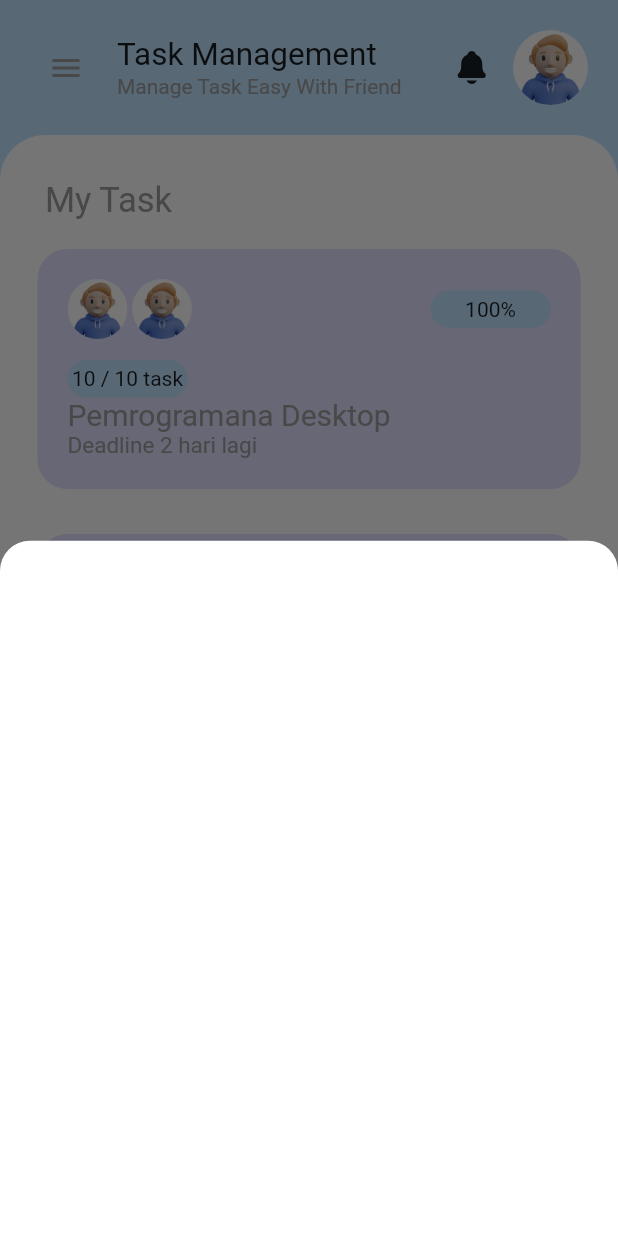
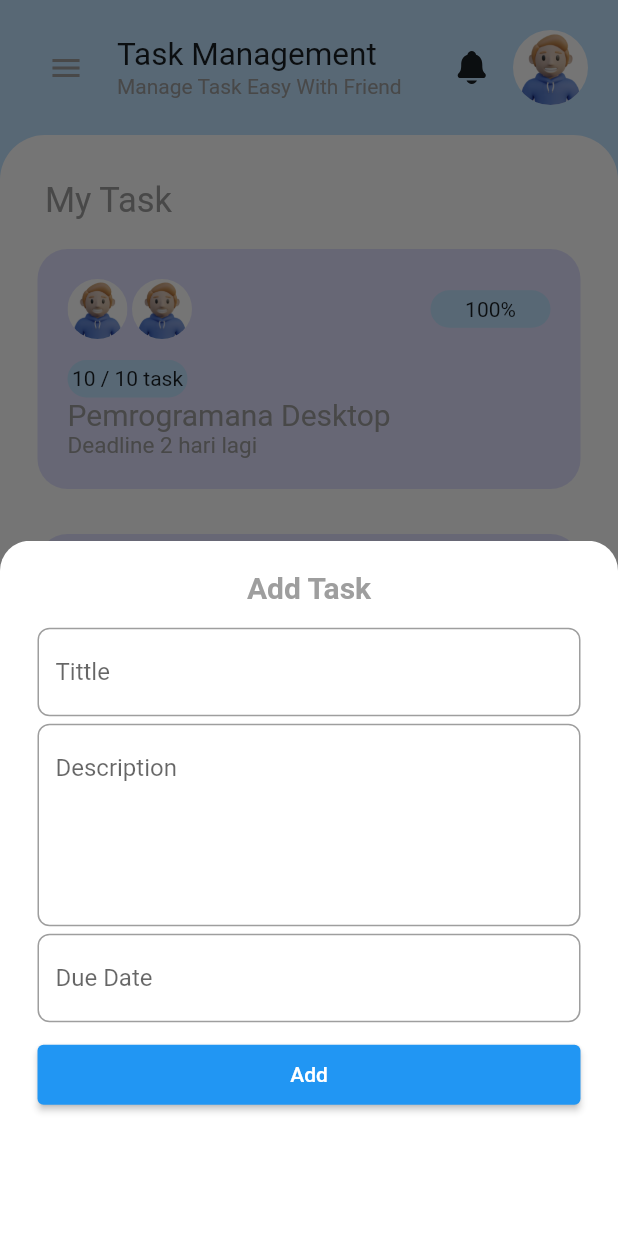
Before and after one commit to Prasetya36/task_management_app, a Flutter app: the TaskView screen opened by its route, scrolled down 576 dp, after a tap on "Add Task", on a phone screen of 412 x 824 dp. Run offline on Flutter 3.47's test engine with Material 2 defaults, Android fonts, the light colour scheme and no system bars; drawn by our look-alikes of date_time_picker; our stand-ins replace cloud_firestore, firebase_auth, firebase_core, get, google_sign_in, ionicons; accounts and stored records are empty.

Commit message:
Add Data Task to Firestore Database

```diff
--- a/lib/app/modules/task/controllers/task_controller.dart
+++ b/lib/app/modules/task/controllers/task_controller.dart
@@ -1,12 +1,26 @@
+import 'package:cloud_firestore/cloud_firestore.dart';
+import 'package:firebase_auth/firebase_auth.dart';
+import 'package:flutter/material.dart';
 import 'package:get/get.dart';
+import 'package:task_management_app/app/data/controller/auth_controller.dart';
 
 class TaskController extends GetxController {
-  //TODO: Implement TaskController
+  FirebaseFirestore firestore = FirebaseFirestore.instance;
+  FirebaseAuth auth = FirebaseAuth.instance;
+  final GlobalKey<FormState> formKey = GlobalKey<FormState>();
+  final authC = Get.find<AuthController>();
+
+  late TextEditingController tittleController,
+      descriptionsController,
+      dueDateController;
 
   final count = 0.obs;
   @override
   void onInit() {
     super.onInit();
+    tittleController = TextEditingController();
+    descriptionsController = TextEditingController();
+    dueDateController = TextEditingController();
   }
 
   @override
@@ -17,7 +31,66 @@ class TaskController extends GetxController {
   @override
   void onClose() {
     super.onClose();
+    tittleController.dispose();
+    descriptionsController.dispose();
+    dueDateController.dispose();
   }
 
-  void increment() => count.value++;
+  void saveUpdateTask(
+    String? tittle,
+    String? description,
+    String? dueDate,
+    String? docId,
+    String? type,
+  ) async {
+    print(tittle);
+    print(description);
+    print(dueDate);
+    print(docId);
+    print(type);
+    final isValid = formKey.currentState!.validate();
+    if (!isValid) {
+      return;
+    }
+    formKey.currentState!.save();
+    CollectionReference taskColl = firestore.collection('task');
+    CollectionReference usersColl = firestore.collection('users');
+    var taskId = DateTime.now().toIso8601String();
+
+    if (type == 'Add') {
+      await taskColl.doc(taskId).set({
+        'tittle': tittle,
+        'decription': description,
+        'dueDate': dueDate,
+        'status': '0',
+        'total_task': '0',
+        'total_task_finished': '0',
+        'task_detail': [],
+        'asign_to': [authC.auth.currentUser!.email],
+        'created_by': authC.auth.currentUser!.email,
+      }).whenComplete(() async {
+        await usersColl.doc(authC.auth.currentUser!.email).set({
+          'tasl_id': FieldValue.arrayUnion([taskId])
+        }, SetOptions(merge: true));
+        Get.back();
+        Get.snackbar('Task', 'Succesfully $type');
+      }).catchError((error) {
+        Get.snackbar('Task', 'Error $type');
+      });
+    } else {
+      await taskColl.doc(docId).update({
+        'tittle': tittle,
+        'decription': description,
+        'dueDate': dueDate,
+      }).whenComplete(() async {
+        await usersColl.doc(authC.auth.currentUser!.email).set({
+          'tasl_id': FieldValue.arrayUnion([taskId])
+        }, SetOptions(merge: true));
+        Get.back();
+        Get.snackbar('Task', 'Succesfully $type');
+      }).catchError((error) {
+        Get.snackbar('Task', 'Error $type');
+      });
+    }
+  }
 }
--- a/lib/app/modules/task/views/task_view.dart
+++ b/lib/app/modules/task/views/task_view.dart
@@ -1,3 +1,4 @@
+import 'package:date_time_picker/date_time_picker.dart';
 import 'package:flutter/material.dart';
 
 import 'package:get/get.dart';
@@ -111,7 +112,14 @@ class TaskView extends GetView<TaskController> {
                               scrollDirection: Axis.vertical,
                               shrinkWrap: true,
                               itemBuilder: (context, index) {
-                                return Container(
+                                return GestureDetector(
+                                  onLongPress: () {
+                                    addEditTask(
+                                        context: context,
+                                        type: 'Update',
+                                        docId: '2022-08-01T11:49:53.686660');
+                                  },
+                                  child: Container(
                                     height: 160,
                                     decoration: BoxDecoration(
                                       borderRadius: BorderRadius.circular(20),
@@ -127,17 +135,19 @@ class TaskView extends GetView<TaskController> {
                                             children: [
                                               const ClipRRect(
                                                 child: CircleAvatar(
-                                                  backgroundColor: Colors.white,
+                                                    backgroundColor:
+                                                        Colors.white,
                                                     radius: 20,
                                                     foregroundImage: AssetImage(
                                                         'assets/images/avatar.png')),
                                               ),
                                               const Padding(
-                                                padding:
-                                                    EdgeInsets.only(right: 3)),
+                                                  padding: EdgeInsets.only(
+                                                      right: 3)),
                                               const ClipRRect(
                                                 child: CircleAvatar(
-                                                  backgroundColor: Colors.white,
+                                                    backgroundColor:
+                                                        Colors.white,
                                                     radius: 20,
                                                     foregroundImage: AssetImage(
                                                         'assets/images/avatar.png')),
@@ -181,6 +191,7 @@ class TaskView extends GetView<TaskController> {
                                                 fontSize: 15),
                                           ),
                                         ]),
+                                  ),
                                 );
                               },
                             ),
@@ -197,17 +208,7 @@ class TaskView extends GetView<TaskController> {
         alignment: const Alignment(0.95, 0.95),
         child: FloatingActionButton.extended(
           onPressed: () {
-            Get.bottomSheet(Container(
-              margin: context.isPhone
-                  ? const EdgeInsets.only()
-                  : const EdgeInsets.only(left: 120, right: 120),
-              height: Get.height,
-              decoration: const BoxDecoration(
-                  borderRadius: BorderRadius.only(
-                      topLeft: Radius.circular(20),
-                      topRight: Radius.circular(20)),
-                  color: Colors.white),
-            ));
+            addEditTask(context: context, type: 'Add', docId: '');
           },
           label: const Text("Add Task"),
           icon: const Icon(Ionicons.add),
@@ -215,4 +216,93 @@ class TaskView extends GetView<TaskController> {
       ),
     );
   }
+
+  addEditTask({BuildContext? context, String? type, String? docId}) {
+    Get.bottomSheet(SingleChildScrollView(
+      child: Container(
+        padding: const EdgeInsets.only(top: 20, left: 25, right: 25),
+        margin: context!.isPhone
+            ? const EdgeInsets.only()
+            : const EdgeInsets.only(left: 120, right: 120),
+        height: 500,
+        decoration: const BoxDecoration(
+            borderRadius: BorderRadius.only(
+                topLeft: Radius.circular(20), topRight: Radius.circular(20)),
+            color: Colors.white),
+        child: Form(
+            key: controller.formKey,
+            child: Column(
+              children: [
+                Text(
+                  '$type Task',
+                  style: const TextStyle(
+                      color: AppColors.primaryText,
+                      fontSize: 20,
+                      fontWeight: FontWeight.bold),
+                ),
+                const SizedBox(height: 15),
+                TextFormField(
+                  decoration: InputDecoration(
+                      hintText: 'Tittle',
+                      border: OutlineInputBorder(
+                          borderRadius: BorderRadius.circular(8))),
+                  controller: controller.tittleController,
+                  validator: (value) {
+                    if (value == null || value.isEmpty) {
+                      return 'Cannot be empty';
                     }
+                    return null;
+                  },
+                ),
+                const SizedBox(height: 5),
+                TextFormField(
+                  keyboardType: TextInputType.multiline,
+                  maxLines: 5,
+                  decoration: InputDecoration(
+                      hintText: 'Description',
+                      border: OutlineInputBorder(
+                          borderRadius: BorderRadius.circular(8))),
+                  controller: controller.descriptionsController,
+                  validator: (value) {
+                    if (value == null || value.isEmpty) {
+                      return 'Cannot be empty';
+                    }
+                    return null;
+                  },
+                ),
+                const SizedBox(height: 5),
+                DateTimePicker(
+                    firstDate: DateTime.now(),
+                    lastDate: DateTime(2100),
+                    decoration: InputDecoration(
+                        hintText: 'Due Date',
+                        border: OutlineInputBorder(
+                            borderRadius: BorderRadius.circular(8))),
+                    controller: controller.dueDateController,
+                    validator: (value) {
+                      if (value == null || value.isEmpty) {
+                        return 'Cannot be empty';
+                      }
+                      return null;
+                    }),
+                const SizedBox(height: 15),
+                ConstrainedBox(
+                    constraints:
+                        BoxConstraints.tightFor(width: Get.width, height: 40),
+                    child: ElevatedButton(
+                        onPressed: () {
+                          controller.saveUpdateTask(
+                            controller.tittleController.text,
+                            controller.descriptionsController.text,
+                            controller.dueDateController.text,
+                            docId!,
+                            type!,
+                          );
+                        },
+                        child: Text(type!)))
+              ],
+            )),
+      ),
+    ));
+  }
+}
--- a/pubspec.yaml
+++ b/pubspec.yaml
@@ -13,6 +13,7 @@ dependencies:
   firebase_auth: 3.6.1
   google_sign_in: 5.4.0
   cloud_firestore: 3.4.2
+  date_time_picker: 2.1.0
   flutter:
     sdk: flutter
 
```
Also changed, not shown: lib/app/modules/friends/views/friends_view.dart (+21 -21 lines), pubspec.lock. Lines whose indentation alone changed are shown as unchanged.
